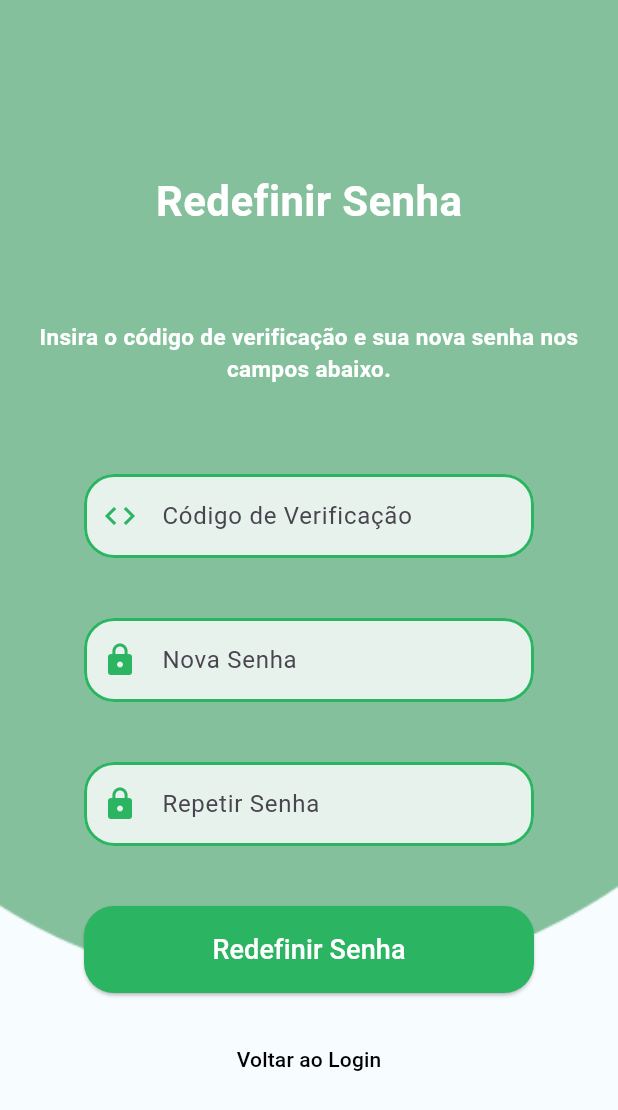
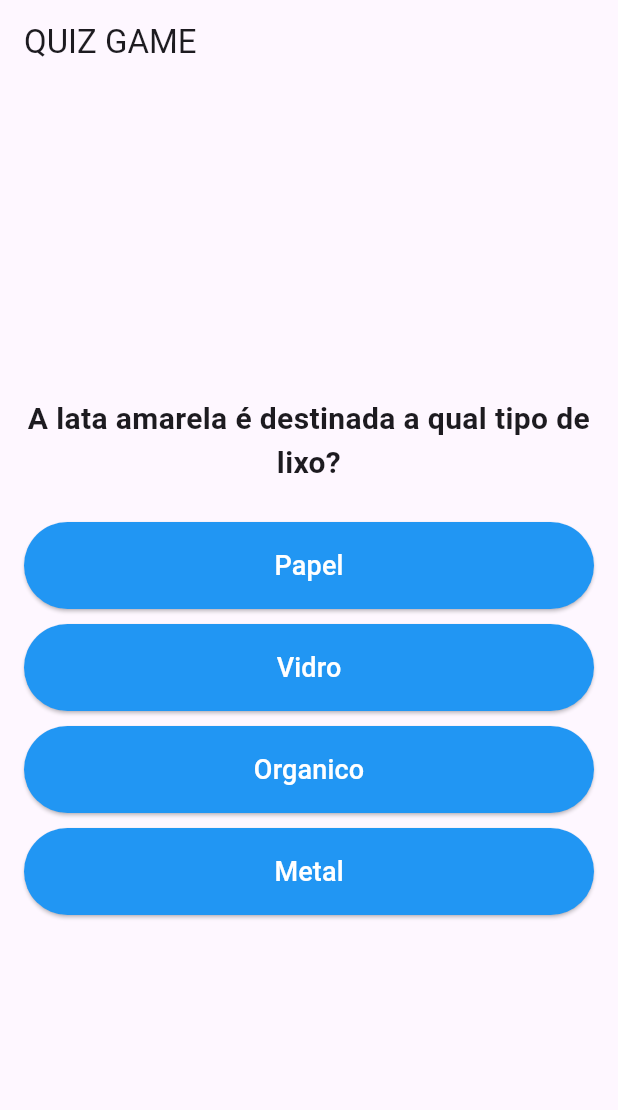
Before and after one commit to CaioSibrao18/Projeto_EcoBot, a Flutter app: the screen it shows after launch, on a phone screen of 412 x 824 dp. Shown: the top 1110 px of the screen. Run offline on Flutter 3.47's test engine with Material 3 defaults, Android fonts, the phone set to English and light mode, and no system bars.

Commit message:
criação do quiz

```diff
--- a/lib/src/main.dart
+++ b/lib/src/main.dart
@@ -1,5 +1,6 @@
-
+import 'package:ecoquest/src/pages/games/quiz.dart';
 import 'package:ecoquest/src/pages/resetPassword.dart';
+import 'package:ecoquest/src/pages/games/quiz.dart';
 import 'package:flutter/material.dart';
 
 void main() {
@@ -7,10 +8,10 @@ void main() {
 }
 
 class MyApp extends StatelessWidget {
+  const MyApp({super.key});
+
   @override
   Widget build(BuildContext context) {
-    return MaterialApp(
-      home: ResetPasswordScreen(),
-    );
+    return MaterialApp(home: QuizScreen());
   }
 }
--- /dev/null
+++ b/lib/src/pages/games/quiz.dart
@@ -0,0 +1,149 @@
+// ignore_for_file: library_private_types_in_public_api
+
+import 'package:flutter/material.dart';
+
+class QuizScreen extends StatefulWidget {
+  const QuizScreen({super.key});
+
+  @override
+  _QuizScreenState createState() => _QuizScreenState();
+}
+
+class _QuizScreenState extends State<QuizScreen> {
+  final List<Map<String, dynamic>> questions = [
+    {
+      'question': 'A lata amarela é destinada a qual tipo de lixo?',
+      'options': ['Papel', 'Vidro', 'Organico', 'Metal'],
+      'correctIndex': 3,
+    },
+    {
+      'question': 'Quanto tempo leva para o papel sumir no meio ambiente?',
+      'options': [
+        'Cerca de 400 anos',
+        'Cerca de 100 anos',
+        'Cerca de 60 anos',
+        'Cerca de 1000 anos',
+      ],
+      'correctIndex': 0,
+    },
+    {
+      'question':
+          'Qual o tipo de lixo mais prejudicial se jogado ao meio ambiente?',
+      'options': ['Restos de comida', 'Pilhas e baterias', 'Plástico', 'Papel'],
+      'correctIndex': 1,
+    },
+  ];
+
+  int currentQuestionIndex = 0;
+  int? selectedOption;
+  int correctAnswers = 0;
+
+  void checkAnswer(int index) {
+    setState(() {
+      selectedOption = index;
+      if (index == questions[currentQuestionIndex]['correctIndex']) {
+        correctAnswers++;
+      }
+      Future.delayed(const Duration(seconds: 2), () {
+        setState(() {
+          selectedOption = null;
+          if (currentQuestionIndex < questions.length - 1) {
+            currentQuestionIndex++;
+          } else {
+            _showResult();
+          }
+        });
+      });
+    });
+  }
+
+  void _showResult() {
+    showDialog(
+      context: context,
+      builder:
+          (context) => AlertDialog(
+            title: const Text('Resultado'),
+            content: Column(
+              mainAxisSize: MainAxisSize.min,
+              children: [
+                Text('$correctAnswers/${questions.length} perguntas corretas'),
+                const SizedBox(height: 10),
+                Text(
+                  correctAnswers > questions.length / 3
+                      ? 'Parabéns, você domina o assunto!'
+                      : 'Você ainda pode melhorar, continue estudando!',
+                  textAlign: TextAlign.center,
+                  style: const TextStyle(fontWeight: FontWeight.bold),
+                ),
+              ],
+            ),
+            actions: [
+              TextButton(
+                onPressed: () {
+                  Navigator.of(context).pop();
+                  setState(() {
+                    currentQuestionIndex = 0;
+                    correctAnswers = 0;
+                  });
+                },
+                child: const Text('Reiniciar'),
+              ),
+            ],
+          ),
+    );
+  }
+
+  @override
+  Widget build(BuildContext context) {
+    var questionData = questions[currentQuestionIndex];
+    return Scaffold(
+      appBar: AppBar(title: const Text('QUIZ GAME')),
+      body: Padding(
+        padding: const EdgeInsets.all(16.0),
+        child: Column(
+          mainAxisAlignment: MainAxisAlignment.center,
+          children: [
+            Text(
+              questionData['question'],
+              style: const TextStyle(fontSize: 20, fontWeight: FontWeight.bold),
+              textAlign: TextAlign.center,
+            ),
+            const SizedBox(height: 20),
+            ...List.generate(questionData['options'].length, (index) {
+              Color buttonColor = Colors.blue;
+              if (selectedOption != null) {
+                if (index == questionData['correctIndex']) {
+                  buttonColor = Colors.green;
+                } else if (index == selectedOption) {
+                  buttonColor = Colors.red;
+                }
+              }
+              return Padding(
+                padding: const EdgeInsets.symmetric(vertical: 5),
+                child: SizedBox(
+                  width: double.infinity,
+                  child: ElevatedButton(
+                    style: ButtonStyle(
+                      backgroundColor: WidgetStateProperty.all(buttonColor),
+                      padding: WidgetStateProperty.all(
+                        const EdgeInsets.symmetric(vertical: 16),
+                      ),
+                    ),
+                    onPressed:
+                        selectedOption == null
+                            ? () => checkAnswer(index)
+                            : null,
+                    child: Text(
+                      questionData['options'][index],
+                      style: const TextStyle(fontSize: 18, color: Colors.white),
+                    ),
+                  ),
+                ),
+              );
+            }),
+          ],
+        ),
+      ),
+    );
+  }
+}
```
